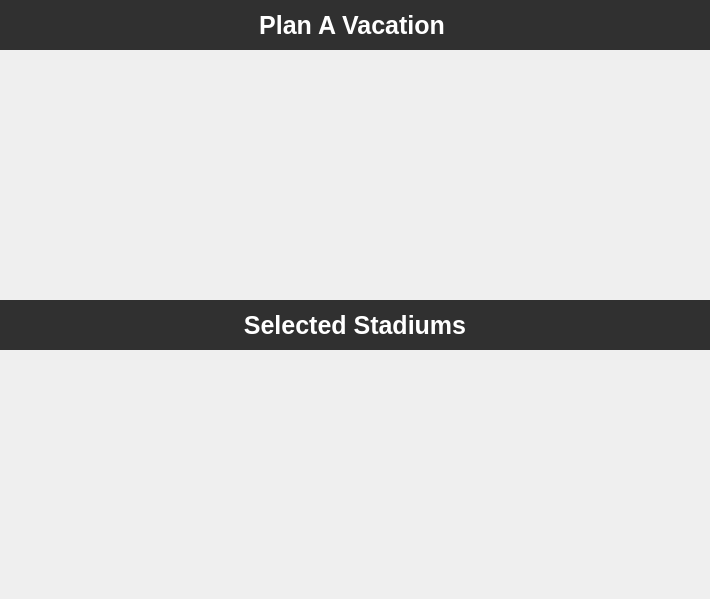
First picture: the form in src/views/planvacationview.ui, repository minorleaguegrayonassociates/GrayonSlam, before the edit.
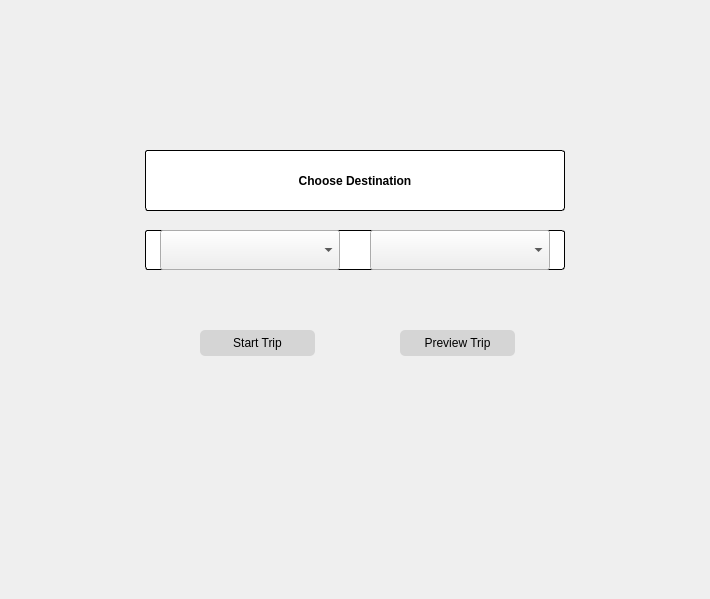
Second picture: the form after the edit. The open tabs and pages were chosen to show the change.

Commit message: Finishing up dikstra, need preview, need the parameters on the dijkstra to be changed before moving forward. Have to update MapPainter to remain painted and animation to support multiple animations.

The edit to the form file:
```diff
--- a/src/views/planvacationview.ui
+++ b/src/views/planvacationview.ui
@@ -27,16 +27,18 @@
 
 QWidget#planVacationHeader
 {
-background-color: #303030;
-color:white;
+background-color: white;
+color: black;
 font-size: 25px;
+border: 1px solid black;
 font: bold;
 }
 
 QWidget#plannerHeader {
-background-color: #303030;
-color:white;
+background-color: white;
+color: black;
 font-size: 25px;
+border: 1px solid black;
 font: bold;
 }
 
@@ -78,6 +80,21 @@
 background-color:white;
 color: black;
 border: 1px solid black;
+}
+
+QLabel#chooseDestination {
+background-color: white;
+border-radius: 3px;
+border: 1px solid black;
+font-size: 20;
+font: bold;
+color:black;
+}
+
+QWidget#chooseDestinationWidget {
+background-color: white;
+border-radius: 3px;
+border: 1px solid black;
 }</string>
   </property>
   <widget class="QStackedWidget" name="planVacationStack">
@@ -345,53 +362,16 @@
     </widget>
    </widget>
    <widget class="QWidget" name="planVacation">
-    <widget class="QLabel" name="planVacationHeader">
+    <widget class="QStackedWidget" name="chooseVacationStack">
      <property name="geometry">
       <rect>
        <x>0</x>
        <y>0</y>
-       <width>711</width>
-       <height>50</height>
-      </rect>
-     </property>
-     <property name="font">
-      <font>
-       <pointsize>-1</pointsize>
-       <weight>75</weight>
-       <italic>false</italic>
-       <bold>true</bold>
-      </font>
-     </property>
-     <property name="styleSheet">
-      <string notr="true"/>
-     </property>
-     <property name="text">
-      <string>Plan A Vacation </string>
-     </property>
-     <property name="scaledContents">
-      <bool>false</bool>
-     </property>
-     <property name="alignment">
-      <set>Qt::AlignCenter</set>
-     </property>
-    </widget>
-    <widget class="QWidget" name="stadiumListWidget" native="true">
-     <property name="geometry">
-      <rect>
-       <x>0</x>
-       <y>50</y>
        <width>710</width>
-       <height>250</height>
+       <height>600</height>
       </rect>
      </property>
-     <property name="styleSheet">
-      <string notr="true">QTreeWidget
-{
-	color: white;
-	background-color: #303030;
-}</string>
-     </property>
-    </widget>
+     <widget class="QWidget" name="testPage1" native="true">
     <widget class="QWidget" name="stadiumListPlannerWidget" native="true">
      <property name="geometry">
       <rect>
@@ -438,6 +418,159 @@
      <property name="alignment">
       <set>Qt::AlignCenter</set>
      </property>
+      </widget>
+      <widget class="QWidget" name="stadiumListWidget" native="true">
+       <property name="geometry">
+        <rect>
+         <x>0</x>
+         <y>50</y>
+         <width>710</width>
+         <height>250</height>
+        </rect>
+       </property>
+       <property name="styleSheet">
+        <string notr="true">QTreeWidget
+{
+	color: white;
+	background-color: #303030;
+}</string>
+       </property>
+      </widget>
+      <widget class="QLabel" name="planVacationHeader">
+       <property name="geometry">
+        <rect>
+         <x>0</x>
+         <y>0</y>
+         <width>710</width>
+         <height>50</height>
+        </rect>
+       </property>
+       <property name="font">
+        <font>
+         <pointsize>-1</pointsize>
+         <weight>75</weight>
+         <italic>false</italic>
+         <bold>true</bold>
+        </font>
+       </property>
+       <property name="styleSheet">
+        <string notr="true"/>
+       </property>
+       <property name="text">
+        <string>Plan A Vacation </string>
+       </property>
+       <property name="scaledContents">
+        <bool>false</bool>
+       </property>
+       <property name="alignment">
+        <set>Qt::AlignCenter</set>
+       </property>
+      </widget>
+     </widget>
+     <widget class="QWidget" name="fromAngelsStadium">
+      <widget class="QLabel" name="chooseDestination">
+       <property name="geometry">
+        <rect>
+         <x>145</x>
+         <y>150</y>
+         <width>420</width>
+         <height>61</height>
+        </rect>
+       </property>
+       <property name="text">
+        <string>Choose Destination</string>
+       </property>
+       <property name="alignment">
+        <set>Qt::AlignCenter</set>
+       </property>
+      </widget>
+      <widget class="QWidget" name="chooseDestinationWidget" native="true">
+       <property name="geometry">
+        <rect>
+         <x>145</x>
+         <y>230</y>
+         <width>420</width>
+         <height>40</height>
+        </rect>
+       </property>
+       <widget class="QComboBox" name="fromCombo">
+        <property name="geometry">
+         <rect>
+          <x>15</x>
+          <y>0</y>
+          <width>180</width>
+          <height>40</height>
+         </rect>
+        </property>
+        <property name="palette">
+         <palette>
+          <active/>
+          <inactive/>
+          <disabled/>
+         </palette>
+        </property>
+        <property name="styleSheet">
+         <string notr="true"/>
+        </property>
+       </widget>
+       <widget class="QComboBox" name="toCombo">
+        <property name="geometry">
+         <rect>
+          <x>225</x>
+          <y>0</y>
+          <width>180</width>
+          <height>40</height>
+         </rect>
+        </property>
+        <property name="palette">
+         <palette>
+          <active/>
+          <inactive/>
+          <disabled/>
+         </palette>
+        </property>
+        <property name="styleSheet">
+         <string notr="true"/>
+        </property>
+       </widget>
+      </widget>
+      <widget class="QPushButton" name="startTrip">
+       <property name="geometry">
+        <rect>
+         <x>200</x>
+         <y>330</y>
+         <width>115</width>
+         <height>26</height>
+        </rect>
+       </property>
+       <property name="styleSheet">
+        <string notr="true">color:black;
+background:#D5D5D5;
+border-radius:5px;</string>
+       </property>
+       <property name="text">
+        <string>Start Trip</string>
+       </property>
+      </widget>
+      <widget class="QPushButton" name="ContinueToNext_3">
+       <property name="geometry">
+        <rect>
+         <x>400</x>
+         <y>330</y>
+         <width>115</width>
+         <height>26</height>
+        </rect>
+       </property>
+       <property name="styleSheet">
+        <string notr="true">color:black;
+background:#D5D5D5;
+border-radius:5px;</string>
+       </property>
+       <property name="text">
+        <string>Preview Trip</string>
+       </property>
+      </widget>
+     </widget>
     </widget>
    </widget>
    <widget class="QWidget" name="tripMap"/>
```
Lines whose indentation alone changed are shown as unchanged. The commit also changes 3 other files.
